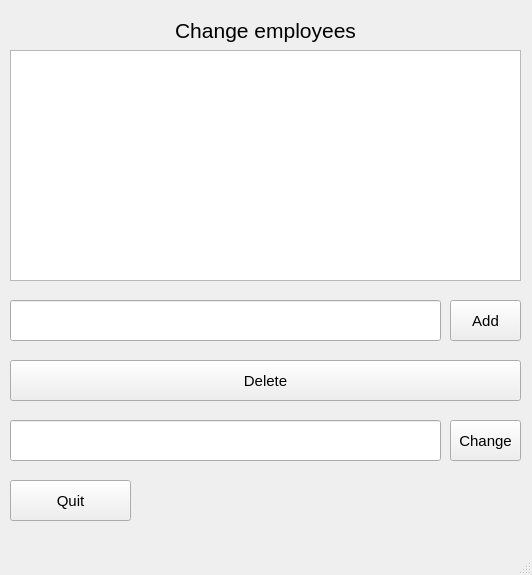
Old version of the form mdkpv2/change_employes.ui in the repository Korobkov124/MDKP.
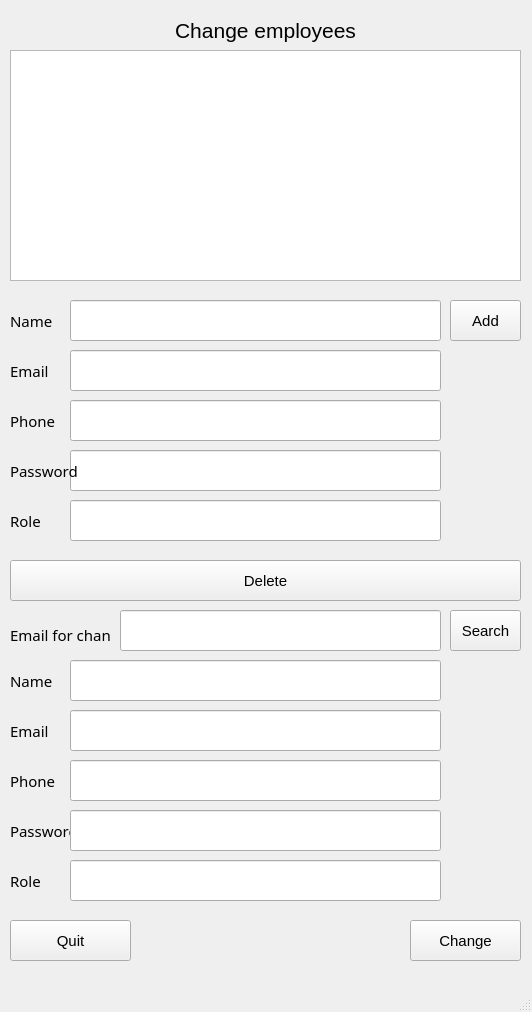
New version of the form.

Patch:
```diff
--- a/mdkpv2/change_employes.ui
+++ b/mdkpv2/change_employes.ui
@@ -7,7 +7,7 @@
     <x>0</x>
     <y>0</y>
     <width>532</width>
-    <height>575</height>
+    <height>1012</height>
    </rect>
   </property>
   <property name="windowTitle">
@@ -17,9 +17,9 @@
    <widget class="QPushButton" name="Change_button">
     <property name="geometry">
      <rect>
-      <x>450</x>
-      <y>420</y>
-      <width>71</width>
+      <x>410</x>
+      <y>920</y>
+      <width>111</width>
       <height>41</height>
      </rect>
     </property>
@@ -37,7 +37,7 @@
     <property name="geometry">
      <rect>
       <x>10</x>
-      <y>480</y>
+      <y>920</y>
       <width>121</width>
       <height>41</height>
      </rect>
@@ -52,16 +52,6 @@
      <string>Quit</string>
     </property>
    </widget>
-   <widget class="QLineEdit" name="lineEdit_2">
-    <property name="geometry">
-     <rect>
-      <x>10</x>
-      <y>420</y>
-      <width>431</width>
-      <height>41</height>
-     </rect>
-    </property>
-   </widget>
    <widget class="QLabel" name="label_2">
     <property name="geometry">
      <rect>
@@ -98,7 +88,7 @@
     <property name="geometry">
      <rect>
       <x>10</x>
-      <y>360</y>
+      <y>560</y>
       <width>511</width>
       <height>41</height>
      </rect>
@@ -126,11 +116,372 @@
    <widget class="QLineEdit" name="lineEdit_3">
     <property name="geometry">
      <rect>
+      <x>70</x>
+      <y>300</y>
+      <width>371</width>
+      <height>41</height>
+     </rect>
+    </property>
+   </widget>
+   <widget class="QLineEdit" name="Email_field">
+    <property name="geometry">
+     <rect>
+      <x>70</x>
+      <y>350</y>
+      <width>371</width>
+      <height>41</height>
+     </rect>
+    </property>
+   </widget>
+   <widget class="QLineEdit" name="Phone_field">
+    <property name="geometry">
+     <rect>
+      <x>70</x>
+      <y>400</y>
+      <width>371</width>
+      <height>41</height>
+     </rect>
+    </property>
+   </widget>
+   <widget class="QLineEdit" name="Password_field">
+    <property name="geometry">
+     <rect>
+      <x>70</x>
+      <y>450</y>
+      <width>371</width>
+      <height>41</height>
+     </rect>
+    </property>
+   </widget>
+   <widget class="QLineEdit" name="Role_field">
+    <property name="geometry">
+     <rect>
+      <x>70</x>
+      <y>500</y>
+      <width>371</width>
+      <height>41</height>
+     </rect>
+    </property>
+   </widget>
+   <widget class="QLabel" name="label">
+    <property name="geometry">
+     <rect>
       <x>10</x>
       <y>300</y>
-      <width>431</width>
+      <width>71</width>
       <height>41</height>
      </rect>
+    </property>
+    <property name="font">
+     <font>
+      <family>Sitka</family>
+      <pointsize>11</pointsize>
+     </font>
+    </property>
+    <property name="styleSheet">
+     <string notr="true"/>
+    </property>
+    <property name="text">
+     <string>Name</string>
+    </property>
+   </widget>
+   <widget class="QLabel" name="label_3">
+    <property name="geometry">
+     <rect>
+      <x>10</x>
+      <y>350</y>
+      <width>71</width>
+      <height>41</height>
+     </rect>
+    </property>
+    <property name="font">
+     <font>
+      <family>Sitka</family>
+      <pointsize>11</pointsize>
+     </font>
+    </property>
+    <property name="styleSheet">
+     <string notr="true"/>
+    </property>
+    <property name="text">
+     <string>Email</string>
+    </property>
+   </widget>
+   <widget class="QLabel" name="label_4">
+    <property name="geometry">
+     <rect>
+      <x>10</x>
+      <y>400</y>
+      <width>71</width>
+      <height>41</height>
+     </rect>
+    </property>
+    <property name="font">
+     <font>
+      <family>Sitka</family>
+      <pointsize>11</pointsize>
+     </font>
+    </property>
+    <property name="styleSheet">
+     <string notr="true"/>
+    </property>
+    <property name="text">
+     <string>Phone</string>
+    </property>
+   </widget>
+   <widget class="QLabel" name="label_5">
+    <property name="geometry">
+     <rect>
+      <x>10</x>
+      <y>450</y>
+      <width>71</width>
+      <height>41</height>
+     </rect>
+    </property>
+    <property name="font">
+     <font>
+      <family>Sitka</family>
+      <pointsize>11</pointsize>
+     </font>
+    </property>
+    <property name="styleSheet">
+     <string notr="true"/>
+    </property>
+    <property name="text">
+     <string>Password</string>
+    </property>
+   </widget>
+   <widget class="QLabel" name="label_6">
+    <property name="geometry">
+     <rect>
+      <x>10</x>
+      <y>500</y>
+      <width>71</width>
+      <height>41</height>
+     </rect>
+    </property>
+    <property name="font">
+     <font>
+      <family>Sitka</family>
+      <pointsize>11</pointsize>
+     </font>
+    </property>
+    <property name="styleSheet">
+     <string notr="true"/>
+    </property>
+    <property name="text">
+     <string>Role</string>
+    </property>
+   </widget>
+   <widget class="QLabel" name="label_7">
+    <property name="geometry">
+     <rect>
+      <x>10</x>
+      <y>620</y>
+      <width>101</width>
+      <height>31</height>
+     </rect>
+    </property>
+    <property name="font">
+     <font>
+      <family>Sitka</family>
+      <pointsize>11</pointsize>
+     </font>
+    </property>
+    <property name="styleSheet">
+     <string notr="true"/>
+    </property>
+    <property name="text">
+     <string>&lt;html&gt;&lt;head/&gt;&lt;body&gt;&lt;p align=&quot;center&quot;&gt;Email for change&lt;/p&gt;&lt;/body&gt;&lt;/html&gt;</string>
+    </property>
+   </widget>
+   <widget class="QLineEdit" name="Email_for_change_field">
+    <property name="geometry">
+     <rect>
+      <x>120</x>
+      <y>610</y>
+      <width>321</width>
+      <height>41</height>
+     </rect>
+    </property>
+   </widget>
+   <widget class="QPushButton" name="Search_button">
+    <property name="geometry">
+     <rect>
+      <x>450</x>
+      <y>610</y>
+      <width>71</width>
+      <height>41</height>
+     </rect>
+    </property>
+    <property name="font">
+     <font>
+      <family>Arial</family>
+      <pointsize>11</pointsize>
+     </font>
+    </property>
+    <property name="text">
+     <string>Search</string>
+    </property>
+   </widget>
+   <widget class="QLineEdit" name="Email_for_change_field_2">
+    <property name="geometry">
+     <rect>
+      <x>70</x>
+      <y>710</y>
+      <width>371</width>
+      <height>41</height>
+     </rect>
+    </property>
+   </widget>
+   <widget class="QLabel" name="label_8">
+    <property name="geometry">
+     <rect>
+      <x>10</x>
+      <y>660</y>
+      <width>71</width>
+      <height>41</height>
+     </rect>
+    </property>
+    <property name="font">
+     <font>
+      <family>Sitka</family>
+      <pointsize>11</pointsize>
+     </font>
+    </property>
+    <property name="styleSheet">
+     <string notr="true"/>
+    </property>
+    <property name="text">
+     <string>Name</string>
+    </property>
+   </widget>
+   <widget class="QLineEdit" name="Role_for_change_field">
+    <property name="geometry">
+     <rect>
+      <x>70</x>
+      <y>860</y>
+      <width>371</width>
+      <height>41</height>
+     </rect>
+    </property>
+   </widget>
+   <widget class="QLabel" name="label_9">
+    <property name="geometry">
+     <rect>
+      <x>10</x>
+      <y>810</y>
+      <width>71</width>
+      <height>41</height>
+     </rect>
+    </property>
+    <property name="font">
+     <font>
+      <family>Sitka</family>
+      <pointsize>11</pointsize>
+     </font>
+    </property>
+    <property name="styleSheet">
+     <string notr="true"/>
+    </property>
+    <property name="text">
+     <string>Password</string>
+    </property>
+   </widget>
+   <widget class="QLabel" name="label_10">
+    <property name="geometry">
+     <rect>
+      <x>10</x>
+      <y>860</y>
+      <width>71</width>
+      <height>41</height>
+     </rect>
+    </property>
+    <property name="font">
+     <font>
+      <family>Sitka</family>
+      <pointsize>11</pointsize>
+     </font>
+    </property>
+    <property name="styleSheet">
+     <string notr="true"/>
+    </property>
+    <property name="text">
+     <string>Role</string>
+    </property>
+   </widget>
+   <widget class="QLineEdit" name="Passsword_for_change_field">
+    <property name="geometry">
+     <rect>
+      <x>70</x>
+      <y>810</y>
+      <width>371</width>
+      <height>41</height>
+     </rect>
+    </property>
+   </widget>
+   <widget class="QLineEdit" name="Phone_for_change_field">
+    <property name="geometry">
+     <rect>
+      <x>70</x>
+      <y>760</y>
+      <width>371</width>
+      <height>41</height>
+     </rect>
+    </property>
+   </widget>
+   <widget class="QLabel" name="label_11">
+    <property name="geometry">
+     <rect>
+      <x>10</x>
+      <y>710</y>
+      <width>71</width>
+      <height>41</height>
+     </rect>
+    </property>
+    <property name="font">
+     <font>
+      <family>Sitka</family>
+      <pointsize>11</pointsize>
+     </font>
+    </property>
+    <property name="styleSheet">
+     <string notr="true"/>
+    </property>
+    <property name="text">
+     <string>Email</string>
+    </property>
+   </widget>
+   <widget class="QLineEdit" name="Name_for_change_field">
+    <property name="geometry">
+     <rect>
+      <x>70</x>
+      <y>660</y>
+      <width>371</width>
+      <height>41</height>
+     </rect>
+    </property>
+   </widget>
+   <widget class="QLabel" name="label_12">
+    <property name="geometry">
+     <rect>
+      <x>10</x>
+      <y>760</y>
+      <width>71</width>
+      <height>41</height>
+     </rect>
+    </property>
+    <property name="font">
+     <font>
+      <family>Sitka</family>
+      <pointsize>11</pointsize>
+     </font>
+    </property>
+    <property name="styleSheet">
+     <string notr="true"/>
+    </property>
+    <property name="text">
+     <string>Phone</string>
     </property>
    </widget>
   </widget>
```
Left out of the diff: 2 changed lines with no effect on the pictures.
